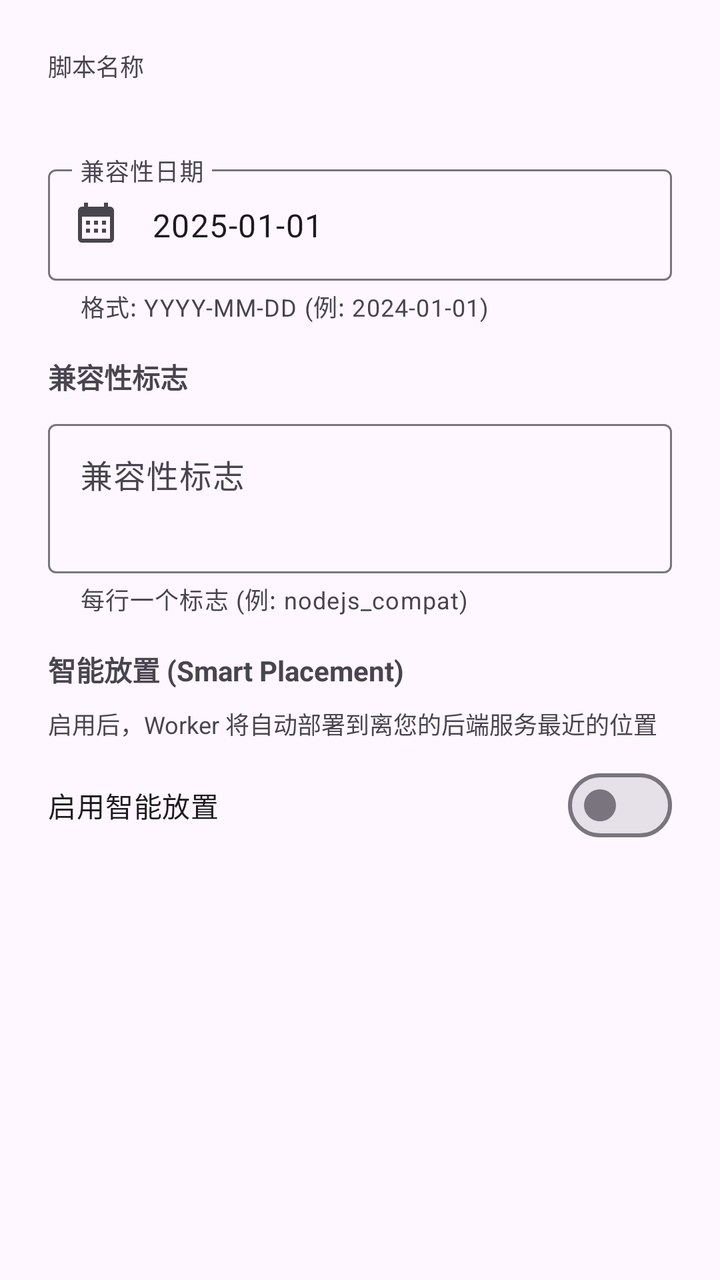
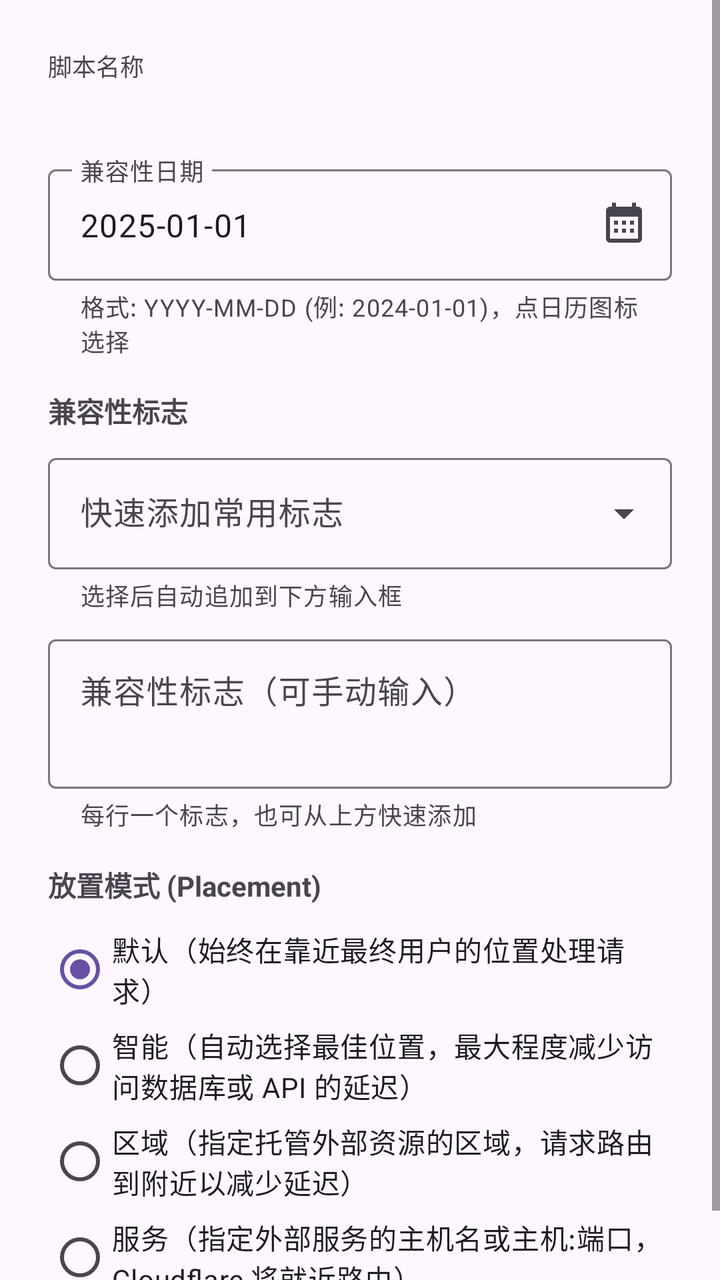

Before-and-after screenshots of an Android layout around one commit, followed by the original layout XML and the change that was made.
<!-- AndroidManifest.xml: application theme AppTheme -->
<!-- res/layout/dialog_worker_runtime_settings.xml -->
<?xml version="1.0" encoding="utf-8"?>
<ScrollView xmlns:android="http://schemas.android.com/apk/res/android"
    xmlns:app="http://schemas.android.com/apk/res-auto"
    android:layout_width="match_parent"
    android:layout_height="wrap_content">

    <LinearLayout
        android:layout_width="match_parent"
        android:layout_height="wrap_content"
        android:orientation="vertical"
        android:padding="24dp">

        <TextView
            android:layout_width="wrap_content"
            android:layout_height="wrap_content"
            android:text="脚本名称"
            android:textSize="12sp"
            android:textColor="?android:textColorSecondary" />

        <TextView
            android:id="@+id/scriptNameText"
            android:layout_width="wrap_content"
            android:layout_height="wrap_content"
            android:textSize="16sp"
            android:textStyle="bold"
            android:layout_marginBottom="16dp" />

        
        <com.google.android.material.textfield.TextInputLayout
            style="@style/Widget.Material3.TextInputLayout.OutlinedBox"
            android:layout_width="match_parent"
            android:layout_height="wrap_content"
            android:hint="兼容性日期"
            app:helperText="格式: YYYY-MM-DD (例: 2024-01-01)"
            app:helperTextEnabled="true"
            app:startIconDrawable="@drawable/ic_calendar">

            <com.google.android.material.textfield.TextInputEditText
                android:id="@+id/compatibilityDateInput"
                android:layout_width="match_parent"
                android:layout_height="wrap_content"
                android:inputType="date"
                android:text="2025-01-01" />
        </com.google.android.material.textfield.TextInputLayout>

        <TextView
            android:layout_width="wrap_content"
            android:layout_height="wrap_content"
            android:text="兼容性标志"
            android:textSize="14sp"
            android:textStyle="bold"
            android:layout_marginTop="16dp"
            android:layout_marginBottom="8dp" />

        <com.google.android.material.textfield.TextInputLayout
            style="@style/Widget.Material3.TextInputLayout.OutlinedBox"
            android:layout_width="match_parent"
            android:layout_height="wrap_content"
            android:hint="兼容性标志"
            app:helperText="每行一个标志 (例: nodejs_compat)"
            app:helperTextEnabled="true">

            <com.google.android.material.textfield.TextInputEditText
                android:id="@+id/compatibilityFlagsInput"
                android:layout_width="match_parent"
                android:layout_height="wrap_content"
                android:inputType="textMultiLine"
                android:minLines="2"
                android:gravity="top" />
        </com.google.android.material.textfield.TextInputLayout>

        
        <TextView
            android:layout_width="wrap_content"
            android:layout_height="wrap_content"
            android:text="智能放置 (Smart Placement)"
            android:textSize="14sp"
            android:textStyle="bold"
            android:layout_marginTop="16dp"
            android:layout_marginBottom="8dp" />

        <TextView
            android:layout_width="wrap_content"
            android:layout_height="wrap_content"
            android:text="启用后，Worker 将自动部署到离您的后端服务最近的位置"
            android:textSize="12sp"
            android:textColor="?android:textColorSecondary"
            android:layout_marginBottom="8dp" />

        <com.google.android.material.materialswitch.MaterialSwitch
            android:id="@+id/smartPlacementSwitch"
            android:layout_width="match_parent"
            android:layout_height="wrap_content"
            android:text="启用智能放置"
            android:checked="false" />

    </LinearLayout>
</ScrollView>
<!-- resources referenced by this layout -->
<resources>
  <!-- drawable ic_calendar (drawable) -->
  <vector xmlns:android="http://schemas.android.com/apk/res/android"
      android:width="24dp"
      android:height="24dp"
      android:viewportWidth="24"
      android:viewportHeight="24"
      android:tint="?attr/colorControlNormal">
    <path
        android:fillColor="@android:color/white"
        android:pathData="M19,3h-1V1h-2v2H8V1H6v2H5C3.89,3 3.01,3.9 3.01,5L3,19c0,1.1 0.89,2 2,2h14c1.1,0 2,-0.9 2,-2V5C21,3.9 20.1,3 19,3zM19,19H5V8h14V19zM9,12H7v-2h2V12zM13,12h-2v-2h2V12zM17,12h-2v-2h2V12zM9,16H7v-2h2V16zM13,16h-2v-2h2V16zM17,16h-2v-2h2V16z"/>
  </vector>
  <style name="AppTheme" parent="Base.AppTheme" />
  <style name="Base.AppTheme" parent="Theme.Material3.DayNight.NoActionBar">
      
      
    </style>
</resources>

<!-- the commit's change to res/layout/dialog_worker_runtime_settings.xml (unified diff, before → after) -->
@@ -27,13 +27,15 @@
 
         
         <com.google.android.material.textfield.TextInputLayout
+            android:id="@+id/dateInputLayout"
             style="@style/Widget.Material3.TextInputLayout.OutlinedBox"
             android:layout_width="match_parent"
             android:layout_height="wrap_content"
             android:hint="兼容性日期"
-            app:helperText="格式: YYYY-MM-DD (例: 2024-01-01)"
+            app:helperText="格式: YYYY-MM-DD (例: 2024-01-01)，点日历图标选择"
             app:helperTextEnabled="true"
-            app:startIconDrawable="@drawable/ic_calendar">
+            app:endIconMode="custom"
+            app:endIconDrawable="@drawable/ic_calendar">
 
             <com.google.android.material.textfield.TextInputEditText
                 android:id="@+id/compatibilityDateInput"
@@ -53,11 +55,27 @@
             android:layout_marginBottom="8dp" />
 
         <com.google.android.material.textfield.TextInputLayout
+            android:id="@+id/flagSuggestionsLayout"
+            style="@style/Widget.Material3.TextInputLayout.OutlinedBox.ExposedDropdownMenu"
+            android:layout_width="match_parent"
+            android:layout_height="wrap_content"
+            android:hint="快速添加常用标志"
+            app:helperText="选择后自动追加到下方输入框">
+
+            <com.google.android.material.textfield.MaterialAutoCompleteTextView
+                android:id="@+id/flagSuggestionsInput"
+                android:layout_width="match_parent"
+                android:layout_height="wrap_content"
+                android:inputType="none" />
+        </com.google.android.material.textfield.TextInputLayout>
+
+        <com.google.android.material.textfield.TextInputLayout
             style="@style/Widget.Material3.TextInputLayout.OutlinedBox"
             android:layout_width="match_parent"
             android:layout_height="wrap_content"
-            android:hint="兼容性标志"
-            app:helperText="每行一个标志 (例: nodejs_compat)"
+            android:layout_marginTop="8dp"
+            android:hint="兼容性标志（可手动输入）"
+            app:helperText="每行一个标志，也可从上方快速添加"
             app:helperTextEnabled="true">
 
             <com.google.android.material.textfield.TextInputEditText
@@ -73,26 +91,78 @@
         <TextView
             android:layout_width="wrap_content"
             android:layout_height="wrap_content"
-            android:text="智能放置 (Smart Placement)"
+            android:text="放置模式 (Placement)"
             android:textSize="14sp"
             android:textStyle="bold"
             android:layout_marginTop="16dp"
             android:layout_marginBottom="8dp" />
 
-        <TextView
-            android:layout_width="wrap_content"
-            android:layout_height="wrap_content"
-            android:text="启用后，Worker 将自动部署到离您的后端服务最近的位置"
-            android:textSize="12sp"
-            android:textColor="?android:textColorSecondary"
-            android:layout_marginBottom="8dp" />
-
-        <com.google.android.material.materialswitch.MaterialSwitch
-            android:id="@+id/smartPlacementSwitch"
+        <RadioGroup
+            android:id="@+id/placementModeGroup"
             android:layout_width="match_parent"
             android:layout_height="wrap_content"
-            android:text="启用智能放置"
-            android:checked="false" />
+            android:orientation="vertical">
+
+            <RadioButton
+                android:id="@+id/placementOff"
+                android:layout_width="match_parent"
+                android:layout_height="wrap_content"
+                android:checked="true"
+                android:text="默认（始终在靠近最终用户的位置处理请求）" />
+
+            <RadioButton
+                android:id="@+id/placementSmart"
+                android:layout_width="match_parent"
+                android:layout_height="wrap_content"
+                android:text="智能（自动选择最佳位置，最大程度减少访问数据库或 API 的延迟）" />
+
+            <RadioButton
+                android:id="@+id/placementRegion"
+                android:layout_width="match_parent"
+                android:layout_height="wrap_content"
+                android:text="区域（指定托管外部资源的区域，请求路由到附近以减少延迟）" />
+
+            <RadioButton
+                android:id="@+id/placementService"
+                android:layout_width="match_parent"
+                android:layout_height="wrap_content"
+                android:text="服务（指定外部服务的主机名或主机:端口，Cloudflare 将就近路由）" />
+
+        </RadioGroup>
+
+        <com.google.android.material.textfield.TextInputLayout
+            android:id="@+id/placementRegionLayout"
+            style="@style/Widget.Material3.TextInputLayout.OutlinedBox"
+            android:layout_width="match_parent"
+            android:layout_height="wrap_content"
+            android:layout_marginStart="20dp"
+            android:hint="区域代码（如 eu、apac，可选）"
+            android:visibility="gone">
+
+            <com.google.android.material.textfield.TextInputEditText
+                android:id="@+id/placementRegionInput"
+                android:layout_width="match_parent"
+                android:layout_height="wrap_content"
+                android:inputType="text"
+                android:textSize="14sp" />
+        </com.google.android.material.textfield.TextInputLayout>
+
+        <com.google.android.material.textfield.TextInputLayout
+            android:id="@+id/placementHostLayout"
+            style="@style/Widget.Material3.TextInputLayout.OutlinedBox"
+            android:layout_width="match_parent"
+            android:layout_height="wrap_content"
+            android:layout_marginStart="20dp"
+            android:hint="主机名或主机:端口（可选）"
+            android:visibility="gone">
+
+            <com.google.android.material.textfield.TextInputEditText
+                android:id="@+id/placementHostInput"
+                android:layout_width="match_parent"
+                android:layout_height="wrap_content"
+                android:inputType="textUri"
+                android:textSize="14sp" />
+        </com.google.android.material.textfield.TextInputLayout>
 
     </LinearLayout>
 </ScrollView>
